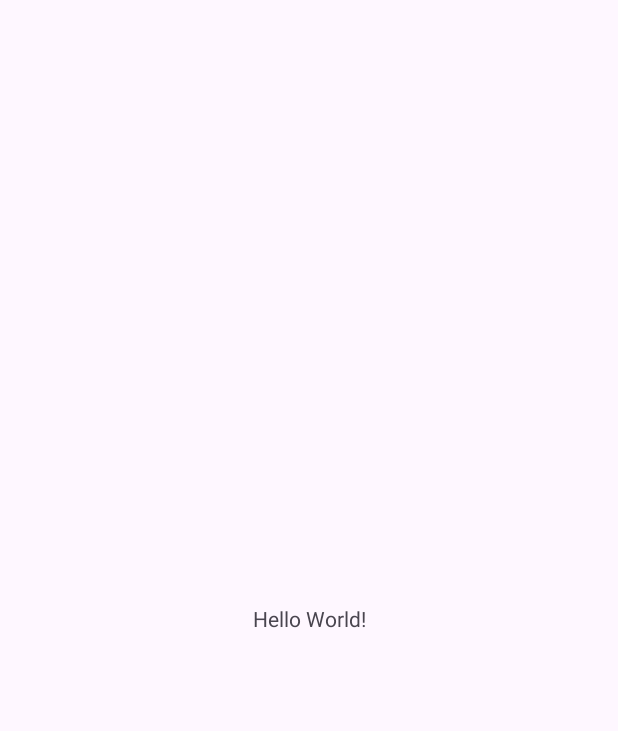
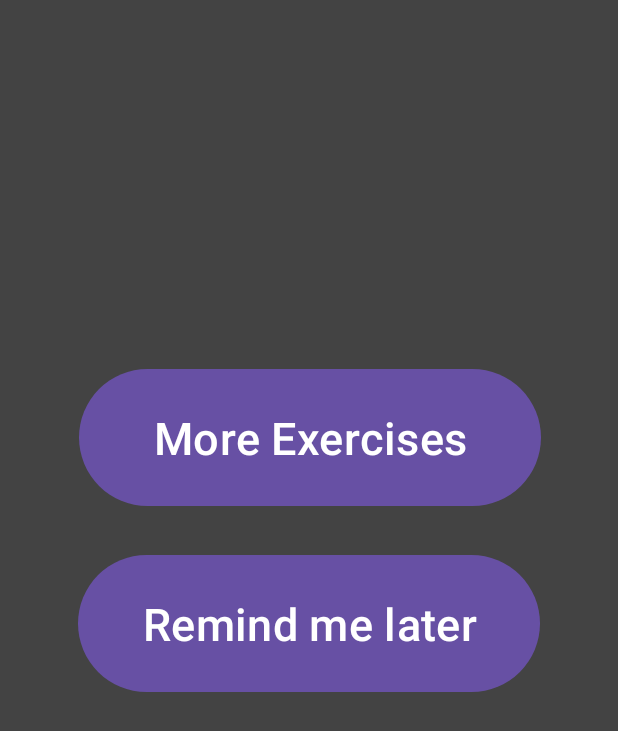
Before and after one commit to 07Pedro/Triolingo, an Android app: the screen it shows after launch (MainActivity), on a phone screen of 412 x 824 dp. Before the commit the part shown is almost empty. Shown: the top 731 px of the screen. Run offline under Robolectric (Android 15) with nearby library versions, the phone set to English and light mode, and no system bars.

Commit message:
frontend for application

```diff
--- /dev/null
+++ b/app/src/main/res/drawable/rounded_btn.xml
@@ -0,0 +1,14 @@
+<?xml version="1.0" encoding="utf-8"?>
+<shape xmlns:android="http://schemas.android.com/apk/res/android"
+    android:shape="rectangle">
+
+    <corners android:radius="50dp"/>
+
+    <solid android:color="#8D8D8D"/>
+    <padding
+        android:bottom="10dp"
+        android:left="25dp"
+        android:right="25dp"
+        android:top="10dp"/>
+
+</shape>
--- a/app/src/main/res/layout/activity_main.xml
+++ b/app/src/main/res/layout/activity_main.xml
@@ -5,15 +5,130 @@
     android:id="@+id/main"
     android:layout_width="match_parent"
     android:layout_height="match_parent"
+    android:background="#434343"
     tools:context=".MainActivity">
 
+    <LinearLayout
+        android:id="@+id/cardLayout"
+        android:layout_width="match_parent"
+        android:layout_height="wrap_content"
+        android:layout_centerInParent="true"
+        android:background="#434343"
+        android:gravity="center"
+        android:orientation="vertical"
+        android:padding="24dp"
+        android:visibility="gone"
+        tools:ignore="MissingConstraints"
+        tools:layout_editor_absoluteX="0dp"
+        tools:layout_editor_absoluteY="361dp"
+        tools:visibility="gone">
+
+        <TextView
+            android:id="@+id/wordText"
+            android:layout_width="wrap_content"
+            android:layout_height="wrap_content"
+            android:layout_marginBottom="12dp"
+            android:gravity="center"
+            android:text="test"
+            android:textColor="#FFFFFF"
+            android:textSize="45sp"
+            android:textStyle="bold" />
+
+        <TextView
+            android:id="@+id/translationText"
+            android:layout_width="wrap_content"
+            android:layout_height="wrap_content"
+            android:layout_marginBottom="12dp"
+            android:gravity="center"
+            android:text="test2"
+            android:textColor="#FFFFFF"
+            android:textSize="45sp"
+            android:textStyle="bold" />
+    </LinearLayout>
+
     <TextView
+        android:id="@+id/progressText"
         android:layout_width="wrap_content"
         android:layout_height="wrap_content"
-        android:text="Hello World!"
+        android:layout_above="@id/progressBar"
+        android:layout_centerHorizontal="true"
+        android:layout_marginStart="160dp"
+        android:layout_marginTop="833dp"
+        android:layout_marginEnd="166dp"
+        android:layout_marginBottom="47dp"
+        android:text="number"
+        android:textColor="#B6B6B6"
+        android:textSize="25sp"
         app:layout_constraintBottom_toBottomOf="parent"
         app:layout_constraintEnd_toEndOf="parent"
         app:layout_constraintStart_toStartOf="parent"
-        app:layout_constraintTop_toTopOf="parent" />
+        app:layout_constraintTop_toTopOf="parent"
+        tools:ignore="MissingConstraints" />
+
+    <ProgressBar
+        android:id="@+id/progressBar"
+        style="?android:attr/progressBarStyleHorizontal"
+        android:layout_width="match_parent"
+        android:layout_height="8dp"
+        android:layout_alignParentBottom="true"
+        android:layout_marginTop="904dp"
+        android:layout_marginBottom="2dp"
+        android:max="30"
+        android:progress="0"
+        android:progressDrawable="@android:drawable/bottom_bar"
+        app:layout_constraintBottom_toBottomOf="parent"
+        app:layout_constraintEnd_toEndOf="parent"
+        app:layout_constraintStart_toStartOf="parent"
+        app:layout_constraintTop_toTopOf="parent"
+        tools:ignore="MissingConstraints" />
+
+    <Button
+        android:id="@+id/button2"
+        android:layout_width="308dp"
+        android:layout_height="91dp"
+        android:layout_marginStart="52dp"
+        android:layout_marginTop="291dp"
+        android:layout_marginEnd="51dp"
+        android:layout_marginBottom="532dp"
+        android:background="@drawable/rounded_btn"
+        android:text="More Exercises"
+        android:textSize="30sp"
+        app:layout_constraintBottom_toBottomOf="parent"
+        app:layout_constraintEnd_toEndOf="parent"
+        app:layout_constraintStart_toStartOf="parent"
+        app:layout_constraintTop_toTopOf="parent"
+        tools:ignore="MissingConstraints" />
+
+    <Button
+        android:id="@+id/button4"
+        android:layout_width="308dp"
+        android:layout_height="91dp"
+        android:layout_marginStart="51dp"
+        android:layout_marginTop="415dp"
+        android:layout_marginEnd="52dp"
+        android:layout_marginBottom="408dp"
+        android:background="@drawable/rounded_btn"
+        android:text="Remind me later"
+        android:textSize="30sp"
+        app:layout_constraintBottom_toBottomOf="parent"
+        app:layout_constraintEnd_toEndOf="parent"
+        app:layout_constraintStart_toStartOf="parent"
+        app:layout_constraintTop_toTopOf="parent"
+        tools:ignore="MissingConstraints" />
+
+    <Button
+        android:id="@+id/button5"
+        android:layout_width="51dp"
+        android:layout_height="49dp"
+        android:layout_marginStart="344dp"
+        android:layout_marginTop="16dp"
+        android:layout_marginEnd="16dp"
+        android:layout_marginBottom="849dp"
+        android:background="@android:drawable/ic_menu_close_clear_cancel"
+        app:layout_constraintBottom_toBottomOf="parent"
+        app:layout_constraintEnd_toEndOf="parent"
+        app:layout_constraintStart_toStartOf="parent"
+        app:layout_constraintTop_toTopOf="parent"
+        tools:ignore="MissingConstraints" />
 
 </androidx.constraintlayout.widget.ConstraintLayout>
```
